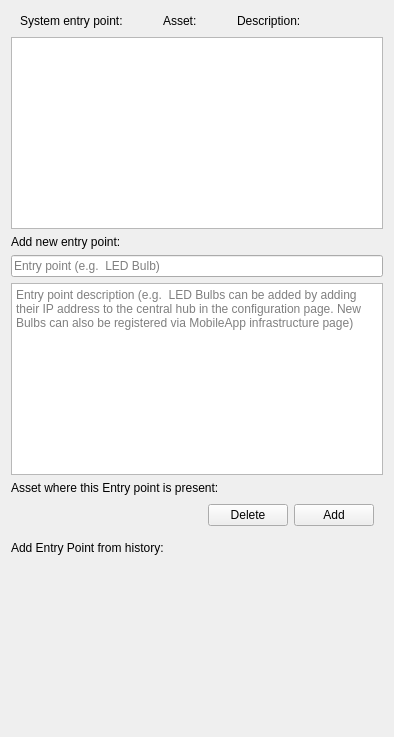
Before: the Qt Designer form iotpentool/gui/entry_points.ui in sarunasil/iotPenTool, drawn with Qt 5.
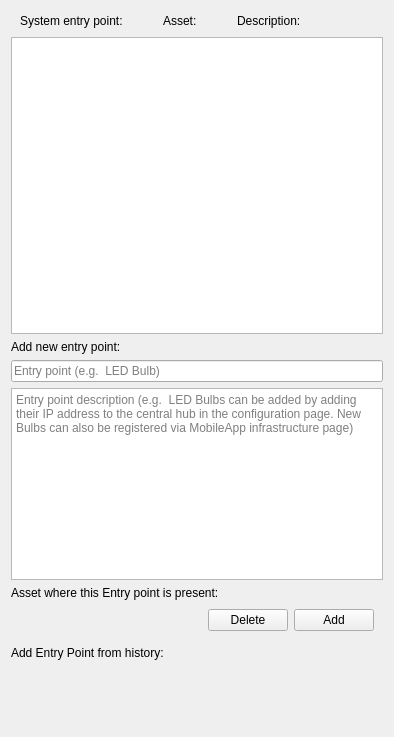
After: the same form once the commit is applied.

What changed in the file:
```diff
--- a/iotpentool/gui/entry_points.ui
+++ b/iotpentool/gui/entry_points.ui
@@ -289,6 +289,9 @@
      <property name="orientation">
       <enum>Qt::Vertical</enum>
      </property>
+     <property name="sizeType">
+      <enum>QSizePolicy::Fixed</enum>
+     </property>
      <property name="sizeHint" stdset="0">
       <size>
        <width>20</width>
```
